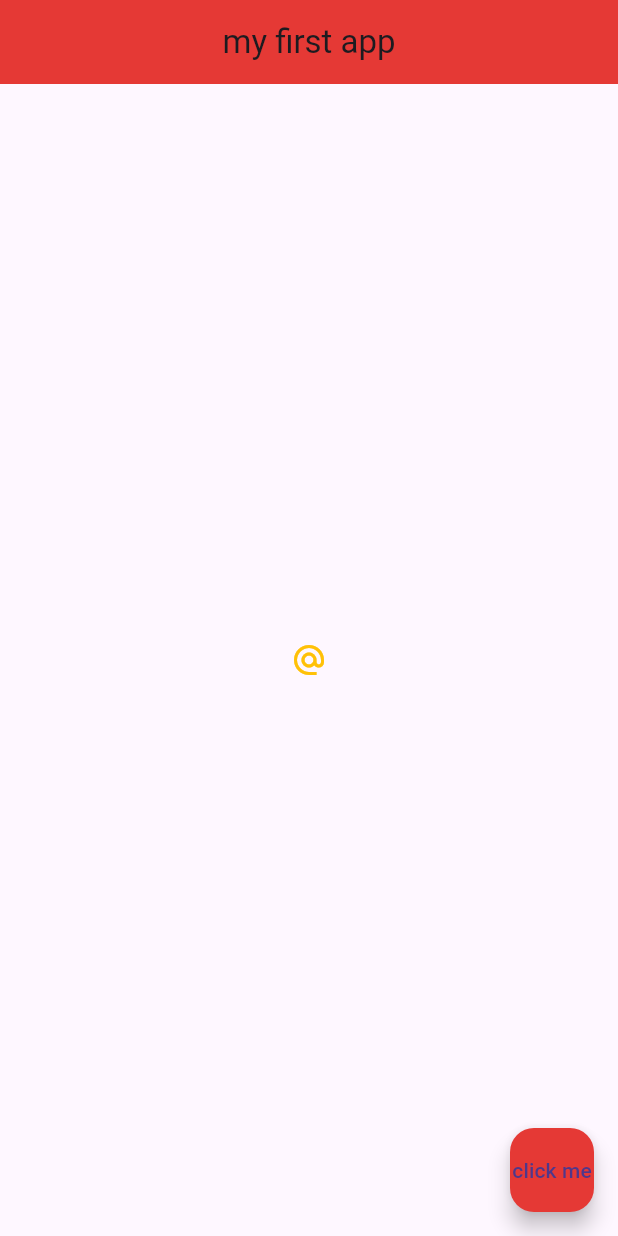
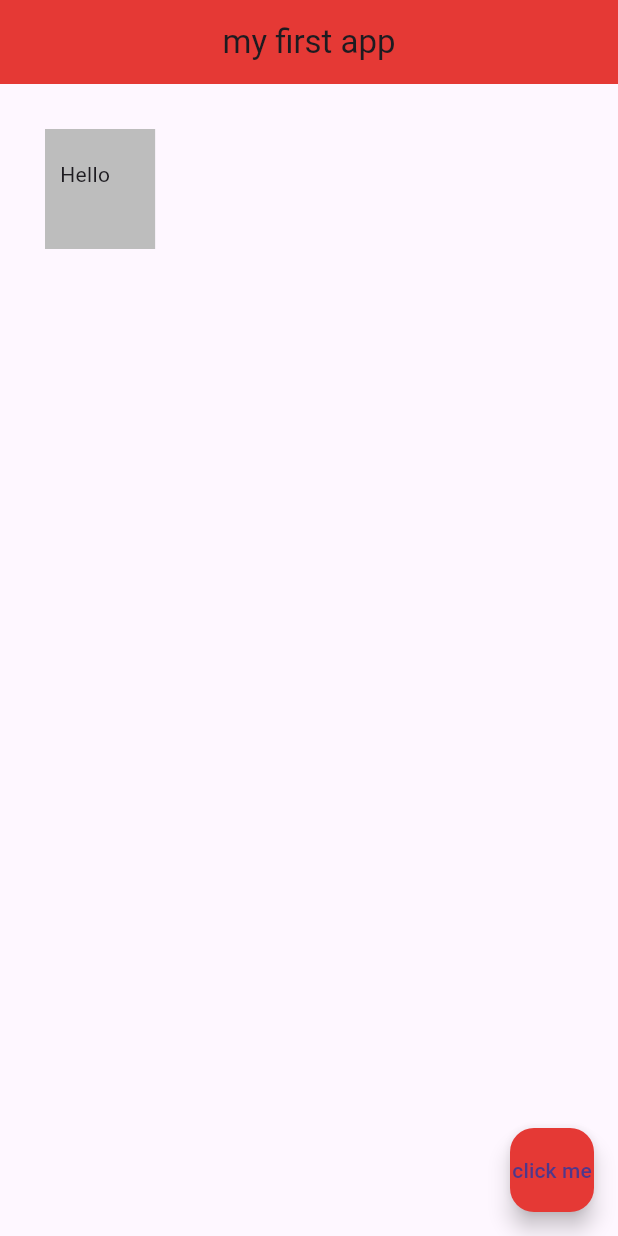
Before and after one commit to doducduy20127477/myflutterapp, a Flutter app: the screen it shows after launch, on a phone screen of 412 x 824 dp. Run offline on Flutter 3.47's test engine with Material 3 defaults, Android fonts, the phone set to English and light mode, and no system bars.

Commit message:
feat: add Containers & Padding

```diff
--- a/lib/main.dart
+++ b/lib/main.dart
@@ -17,56 +17,63 @@ class Home extends StatelessWidget {
         centerTitle: true,
         backgroundColor: Colors.red[600],
       ),
-      body: Center(
-        // child: Text(
-        //   'hello ninjas!',
-        //   style: TextStyle(
-        //       fontSize: 20,
-        //       fontWeight: FontWeight.bold,
-        //       letterSpacing: 2.0,
-        //       color: Colors.grey[600],
-        //       fontFamily: 'IndieFlower'
-        //   ),
-        // ),
-
-        // child: Image.asset('assets/space-2.jpg'),
-
-        // child: Icon(
-        //   Icons.airport_shuttle,
-        //   color: Colors.lightBlue,
-        //   size: 50,
-        // ),
-
-        // child: ElevatedButton(
-        //   onPressed: () {
-        //     print('you clicked me');
-        //   },
-        //   child: Text('Press me'),
-        //   style: ElevatedButton.styleFrom(
-        //     backgroundColor: Colors.lightBlue, // background
-        //     // foregroundColor: Colors.white, // foreground
-        //   ),
-        // ),
-
-        // child: ElevatedButton.icon(
-        //   onPressed: () {  },
-        //   icon: const Icon(
-        //     Icons.mail
-        //   ),
-        //   label: Text('mail me'),
-        //   style: ElevatedButton.styleFrom(
-        //     backgroundColor: Colors.amber, // background
-        //   ),
-        // ),
-
-        child: IconButton(
-          onPressed: () {
-            print('you clicked me');
-
-          },
-          icon: Icon(Icons.alternate_email),
-          color: Colors.amber,
-        ),
+      // body: Center(
+      //   // child: Text(
+      //   //   'hello ninjas!',
+      //   //   style: TextStyle(
+      //   //       fontSize: 20,
+      //   //       fontWeight: FontWeight.bold,
+      //   //       letterSpacing: 2.0,
+      //   //       color: Colors.grey[600],
+      //   //       fontFamily: 'IndieFlower'
+      //   //   ),
+      //   // ),
+      //
+      //   // child: Image.asset('assets/space-2.jpg'),
+      //
+      //   // child: Icon(
+      //   //   Icons.airport_shuttle,
+      //   //   color: Colors.lightBlue,
+      //   //   size: 50,
+      //   // ),
+      //
+      //   // child: ElevatedButton(
+      //   //   onPressed: () {
+      //   //     print('you clicked me');
+      //   //   },
+      //   //   child: Text('Press me'),
+      //   //   style: ButtonStyle(
+      //   //     backgroundColor: MaterialStateProperty.all<Color>(Colors.lightBlue), // background
+      //   //     // foregroundColor: Colors.white, // foreground
+      //   //   ),
+      //   // ),
+      //
+      //   // child: ElevatedButton.icon(
+      //   //   onPressed: () {  },
+      //   //   icon: const Icon(
+      //   //     Icons.mail
+      //   //   ),
+      //   //   label: Text('mail me'),
+      //   //   style: ElevatedButton.styleFrom(
+      //   //     backgroundColor: Colors.amber, // background
+      //   //   ),
+      //   // ),
+      //
+      //   // child: IconButton(
+      //   //   onPressed: () {
+      //   //     print('you clicked me');
+      //   //
+      //   //   },
+      //   //   icon: Icon(Icons.alternate_email),
+      //   //   color: Colors.amber,
+      //   // ),
+      // ),
+      body: Container(
+        // padding: EdgeInsets.symmetric(horizontal: 30.0, vertical: 10.0),
+        padding: EdgeInsets.fromLTRB(10.0, 20.0, 30.0, 40.0),
+        margin: EdgeInsets.all(30.0),
+        color: Colors.grey[400],
+        child: Text('Hello'),
       ),
       floatingActionButton: FloatingActionButton(
         onPressed: () {  },
```
